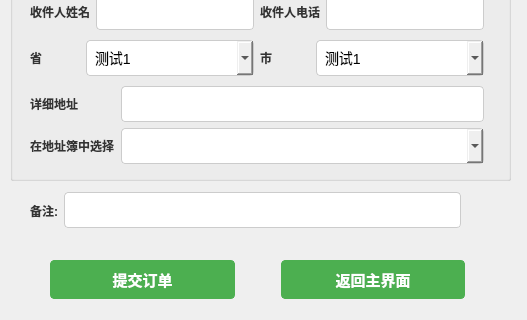
This is modules/user/user_sendout.ui in gfzyl/Parcel-System as Qt 5 draws it before an edit; both pictures show x 0 to 527 and y 280 to 600 of the 527 by 600 pixel window. The edited form follows.
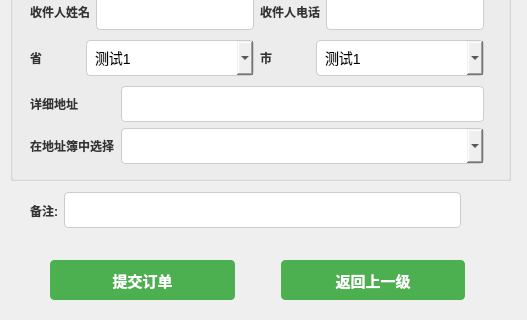
This is the edited form.

Commit message: 用户界面

Patch:
```diff
--- a/modules/user/user_sendout.ui
+++ b/modules/user/user_sendout.ui
@@ -395,7 +395,7 @@
      <x>10</x>
      <y>540</y>
      <width>495</width>
-     <height>39</height>
+     <height>40</height>
     </rect>
    </property>
    <layout class="QHBoxLayout" name="horizontalLayout_8">
@@ -477,7 +477,7 @@
         </string>
       </property>
       <property name="text">
-       <string>返回主界面</string>
+       <string>返回上一级</string>
       </property>
      </widget>
     </item>
```
The commit also changes 18 other files.
